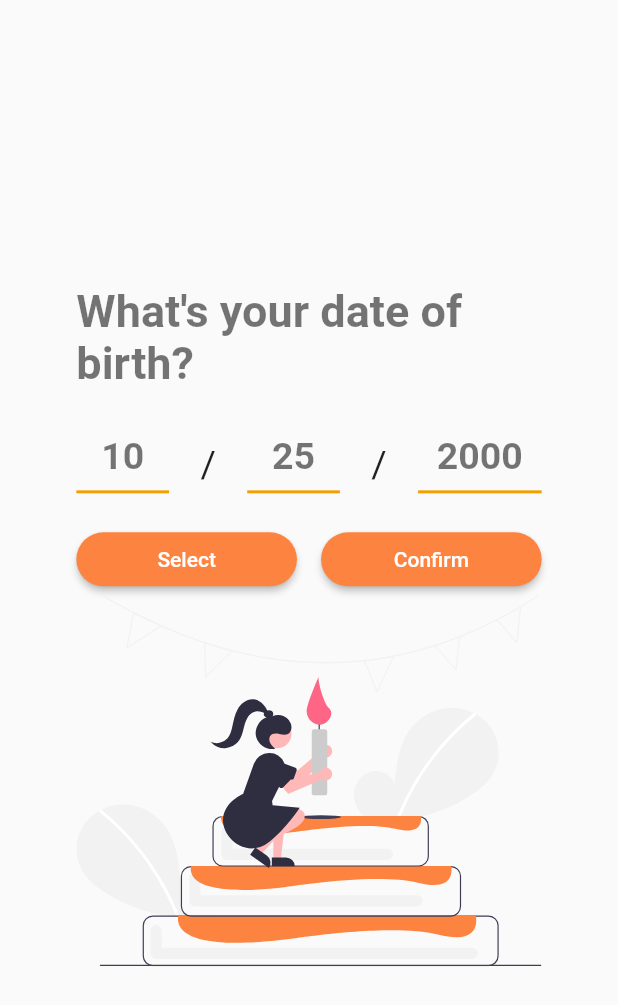
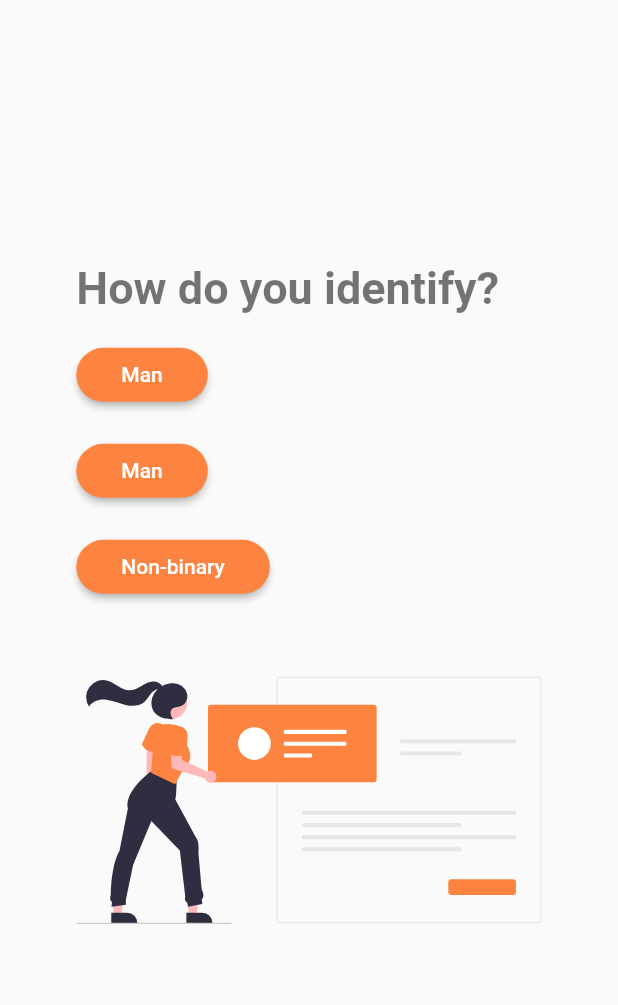
Before and after one commit to chensterman/Zesti, a Flutter app: the Birthday screen opened directly, after a tap on "Confirm", on a phone screen of 412 x 824 dp. Shown: the top 1005 px of the screen. Run offline on Flutter 3.47's test engine with Material 2 defaults, Android fonts, the phone set to English and light mode, and no system bars; our stand-ins replace cloud_firestore, firebase_auth, firebase_core, flutter_datetime_picker, flutter_svg; accounts and stored records are empty; Roboto replaces fonts that are missing (Jost); project files that could hold a hidden picture were left out.

Commit message:
firestore registration updating

```diff
--- a/lib/views/register/birthday.dart
+++ b/lib/views/register/birthday.dart
@@ -1,7 +1,12 @@
 import 'package:flutter/material.dart';
-import 'package:zesti/theme/theme.dart';
 import 'package:flutter_svg/flutter_svg.dart';
 import 'package:flutter_datetime_picker/flutter_datetime_picker.dart';
+import 'package:firebase_auth/firebase_auth.dart';
+import 'package:cloud_firestore/cloud_firestore.dart';
+import 'package:provider/provider.dart';
+import 'package:zesti/theme/theme.dart';
+import 'package:zesti/services/database.dart';
+import 'package:zesti/views/register/identity.dart';
 
 class NumberLine extends StatelessWidget {
   NumberLine({@required this.width, @required this.text});
@@ -22,10 +27,18 @@ class NumberLine extends StatelessWidget {
   }
 }
 
-class Birthday extends StatelessWidget {
+class Birthday extends StatefulWidget {
+  @override
+  _BirthdayState createState() => _BirthdayState();
+}
+
+class _BirthdayState extends State<Birthday> {
+  DateTime birthday = DateTime.now();
+
   @override
   Widget build(BuildContext context) {
     Size size = MediaQuery.of(context).size;
+    final user = Provider.of<User?>(context);
 
     return Scaffold(
       body: Center(
@@ -82,6 +95,8 @@ class Birthday extends StatelessWidget {
                                     date.timeZoneOffset.inHours.toString());
                               }, onConfirm: (date) {
                                 print('confirm $date');
+                                birthday = date;
+                                print(birthday);
                               },
                                   currentTime: DateTime.now(),
                                   locale: LocaleType.en);
@@ -101,7 +116,20 @@ class Birthday extends StatelessWidget {
                                 shape: new RoundedRectangleBorder(
                                     borderRadius:
                                         new BorderRadius.circular(30.0))),
-                            onPressed: () {},
+                            onPressed: () async {
+                              if (user == null) {
+                                print("Error");
+                              } else {
+                                await DatabaseService(uid: user.uid)
+                                    .updateBirthday(
+                                        Timestamp.fromDate(birthday));
+                              }
+                              Navigator.push(
+                                context,
+                                MaterialPageRoute(
+                                    builder: (context) => Identity()),
+                              );
+                            },
                             child: Text("Confirm"),
                           )),
                     )
--- /dev/null
+++ b/lib/views/register/identity.dart
@@ -0,0 +1,114 @@
+import 'package:flutter/material.dart';
+import 'package:flutter_svg/flutter_svg.dart';
+import 'package:firebase_auth/firebase_auth.dart';
+import 'package:provider/provider.dart';
+import 'package:zesti/services/database.dart';
+import 'package:zesti/theme/theme.dart';
+import 'package:zesti/views/register/interest.dart';
+
+class Identity extends StatelessWidget {
+  @override
+  Widget build(BuildContext context) {
+    Size size = MediaQuery.of(context).size;
+    final user = Provider.of<User?>(context);
+
+    return Scaffold(
+      body: Center(
+        child: Container(
+          width: size.width * CustomTheme.containerWidth,
+          padding: const EdgeInsets.all(20),
+          child: Container(
+            child: Column(
+              crossAxisAlignment: CrossAxisAlignment.start,
+              mainAxisAlignment: MainAxisAlignment.center,
+              children: [
+                Padding(
+                  padding: const EdgeInsets.symmetric(vertical: 8.0),
+                  child: Text(
+                    "How do you identify?",
+                    style: CustomTheme.lightTheme.textTheme.headline1,
+                  ),
+                ),
+                Padding(
+                    padding: const EdgeInsets.symmetric(vertical: 8.0),
+                    child: ElevatedButton(
+                      style: ElevatedButton.styleFrom(
+                          primary: CustomTheme.lightTheme.primaryColor,
+                          padding: const EdgeInsets.only(
+                              left: 30, top: 10, right: 30, bottom: 10),
+                          shape: new RoundedRectangleBorder(
+                              borderRadius: new BorderRadius.circular(30.0))),
+                      onPressed: () async {
+                        if (user == null) {
+                          print("Error");
+                        } else {
+                          await DatabaseService(uid: user.uid)
+                              .updateDatingIdentity("man");
+                        }
+                        Navigator.push(
+                          context,
+                          MaterialPageRoute(builder: (context) => Interest()),
+                        );
+                      },
+                      child: Text("Man"),
+                    )),
+                Padding(
+                    padding: const EdgeInsets.symmetric(vertical: 8.0),
+                    child: ElevatedButton(
+                      style: ElevatedButton.styleFrom(
+                          primary: CustomTheme.lightTheme.primaryColor,
+                          padding: const EdgeInsets.only(
+                              left: 30, top: 10, right: 30, bottom: 10),
+                          shape: new RoundedRectangleBorder(
+                              borderRadius: new BorderRadius.circular(30.0))),
+                      onPressed: () async {
+                        if (user == null) {
+                          print("Error");
+                        } else {
+                          await DatabaseService(uid: user.uid)
+                              .updateDatingIdentity("woman");
+                        }
+                        Navigator.push(
+                          context,
+                          MaterialPageRoute(builder: (context) => Interest()),
+                        );
+                      },
+                      child: Text("Man"),
+                    )),
+                Padding(
+                    padding: const EdgeInsets.symmetric(vertical: 8.0),
+                    child: ElevatedButton(
+                      style: ElevatedButton.styleFrom(
+                          primary: CustomTheme.lightTheme.primaryColor,
+                          padding: const EdgeInsets.only(
+                              left: 30, top: 10, right: 30, bottom: 10),
+                          shape: new RoundedRectangleBorder(
+                              borderRadius: new BorderRadius.circular(30.0))),
+                      onPressed: () async {
+                        if (user == null) {
+                          print("Error");
+                        } else {
+                          await DatabaseService(uid: user.uid)
+                              .updateDatingIdentity("non-binary");
+                        }
+                        Navigator.push(
+                          context,
+                          MaterialPageRoute(builder: (context) => Interest()),
+                        );
+                      },
+                      child: Text("Non-binary"),
+                    )),
+                SizedBox(
+                  width: double.infinity,
+                  height: size.height * 0.3,
+                  child: SvgPicture.asset("assets/name.svg",
+                      semanticsLabel: "Name"),
+                ),
+              ],
+            ),
+          ),
+        ),
+      ),
+    );
+  }
+}
```
Also changed, not shown: lib/main.dart (+9 -4 lines), lib/services/auth.dart (+13 -1 lines), lib/services/database.dart (+58 -2 lines), lib/views/auth/signin.dart (+3 -10 lines), lib/views/auth/signup.dart (+2 -9 lines), lib/views/register/interest.dart (added, +114 -0 lines), lib/views/register/name.dart (+51 -48 lines), lib/views/register/register.dart (deleted, +0 -14 lines), lib/views/wrapper.dart (+42 -4 lines).
